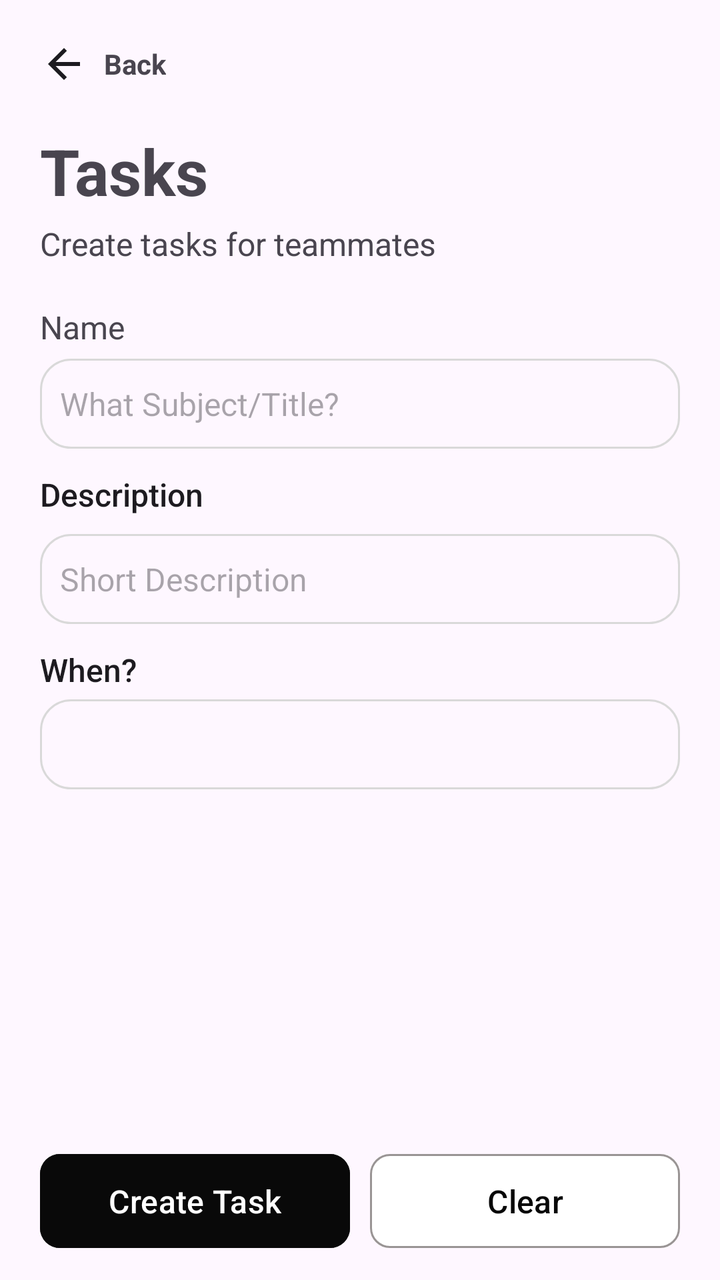
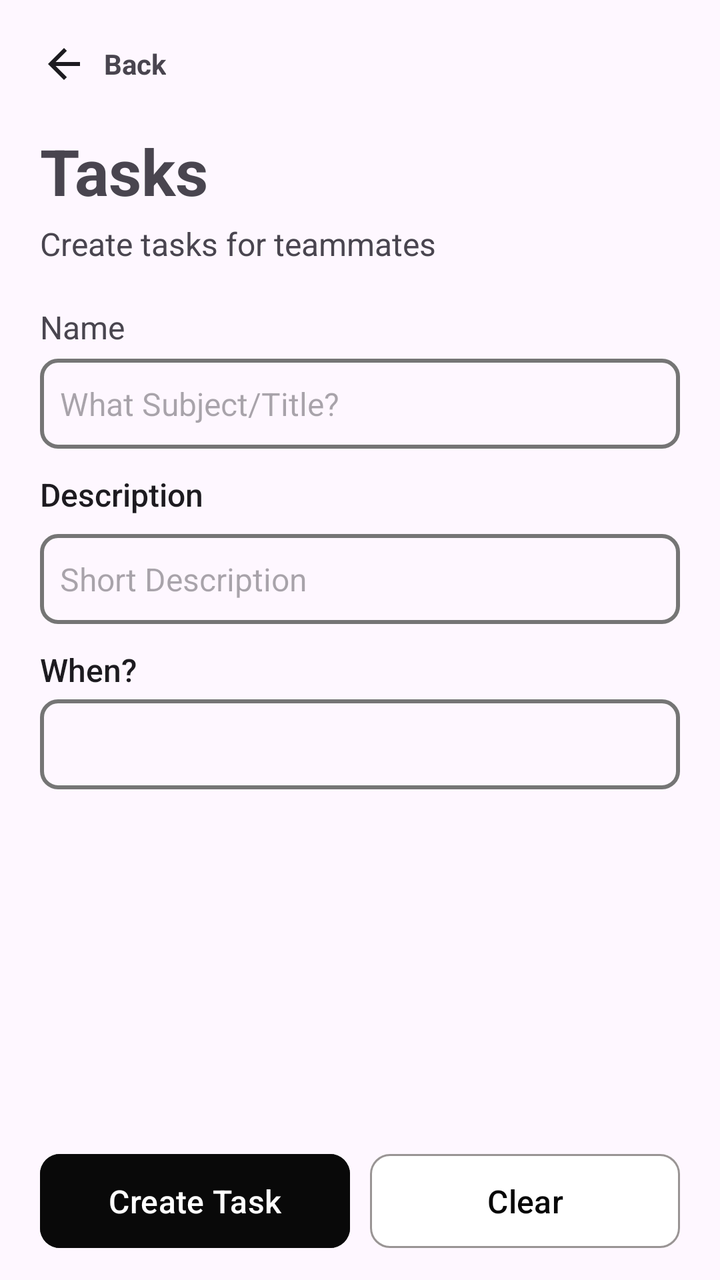

Screens rendered from an Android XML layout before and after an edit, with the pre-edit source and the edit as a unified diff.
<!-- AndroidManifest.xml: application theme Theme.Syncly -->
<!-- res/layout/activity_task.xml -->
<?xml version="1.0" encoding="utf-8"?>
<RelativeLayout xmlns:android="http://schemas.android.com/apk/res/android"
    xmlns:app="http://schemas.android.com/apk/res-auto"
    xmlns:tools="http://schemas.android.com/tools"
    android:id="@+id/main"
    android:layout_width="match_parent"
    android:layout_height="match_parent"
    tools:context=".activities.MainActivity">

    <LinearLayout
        android:layout_width="wrap_content"
        android:layout_height="wrap_content"
        android:orientation="horizontal"
        android:layout_margin="20dp"
        android:gravity="center"
        android:id="@+id/backBtn">
        <ImageView
            android:layout_width="wrap_content"
            android:layout_height="wrap_content"
            android:src="@drawable/icon_arrow_back"
            android:layout_marginRight="8dp"/>
        <TextView
            android:layout_width="wrap_content"
            android:layout_height="wrap_content"
            android:text="Back"
            android:textStyle="bold"
            />
    </LinearLayout>

    <TextView
        android:id="@+id/Title"
        android:layout_width="wrap_content"
        android:layout_height="wrap_content"
        android:layout_below="@id/backBtn"
        android:layout_marginHorizontal="20dp"
        android:text="Tasks"
        android:textSize="32sp"
        android:textStyle="bold" />

    <TextView
        android:id="@+id/descriptionTitle"
        android:layout_width="wrap_content"
        android:layout_height="wrap_content"
        android:layout_below="@id/Title"
        android:layout_marginTop="4dp"
        android:text="Create tasks for teammates"
        android:layout_marginHorizontal="20dp"
        android:textSize="16dp"/>

    <TextView
        android:id="@+id/task"
        android:layout_width="wrap_content"
        android:layout_height="wrap_content"
        android:layout_below="@id/descriptionTitle"
        android:layout_marginTop="20dp"
        android:text="Name"
        android:layout_marginHorizontal="20dp"
        android:textSize="16dp"/>

    <EditText
        android:id="@+id/taskName"
        android:layout_width="match_parent"
        android:layout_height="45dp"
        android:layout_below="@id/task"
        android:layout_marginHorizontal="20dp"
        android:layout_marginTop="5dp"
        android:background="@drawable/bg_border"
        android:ems="10"
        android:hint="What Subject/Title?"
        android:inputType="text"
        android:paddingStart="10dp"
        android:textSize="16dp" />

    <TextView
        android:id="@+id/desc"
        android:layout_width="wrap_content"
        android:layout_height="wrap_content"
        android:layout_below="@id/taskName"
        android:layout_marginTop="12dp"
        android:text="Description"
        android:textAppearance="@style/TextAppearance.AppCompat.Body2"
        android:layout_marginHorizontal="20dp"
        android:textSize="16dp"/>

    <EditText
        android:id="@+id/description"
        android:layout_width="match_parent"
        android:layout_height="45dp"
        android:layout_below="@id/desc"
        android:layout_marginHorizontal="20dp"
        android:layout_marginTop="9dp"
        android:background="@drawable/bg_border"
        android:ems="10"
        android:hint="Short Description"
        android:inputType="text"
        android:paddingStart="10dp"
        android:textSize="16dp" />

    <TextView
        android:id="@+id/when"
        android:layout_width="wrap_content"
        android:layout_height="wrap_content"
        android:layout_below="@id/description"
        android:layout_marginTop="12dp"
        android:text="When?"
        android:textAppearance="@style/TextAppearance.AppCompat.Body2"
        android:layout_marginHorizontal="20dp"
        android:textSize="16dp"/>
    
    <Spinner
        android:id="@+id/date"
        android:layout_width="match_parent"
        android:layout_height="45dp"
        android:layout_below="@id/when"
        android:layout_centerHorizontal="true"
        android:layout_marginTop="4dp"
        android:background="@drawable/bg_border"
        android:layout_marginHorizontal="20dp"
        android:textSize="16dp"
        />

    <LinearLayout
        android:layout_width="match_parent"
        android:layout_height="wrap_content"
        android:layout_alignParentBottom="true"
        android:orientation="horizontal"
        android:layout_marginBottom="12dp"
        android:layout_marginHorizontal="20dp">

        <Button
            android:id="@+id/createBtn"
            style="@style/Widget.Material3.Button"
            android:layout_width="0dp"
            android:layout_weight="1"
            android:layout_height="55dp"
            android:layout_marginEnd="10dp"
            android:backgroundTint="#090909"
            android:text="Create Task"
            app:cornerRadius="10dp"
            android:textSize="16dp"/>

        <Button
            android:id="@+id/clearBtn"
            style="@style/Widget.Material3.Button"
            android:layout_width="0dp"
            android:layout_weight="1"
            android:layout_height="55dp"
            android:backgroundTint="#FFFFFF"
            android:text="Clear"
            android:textColor="#070707"
            app:cornerRadius="10dp"
            app:strokeColor="#999494"
            app:strokeWidth="1dp"
            android:textSize="16dp"/>
    </LinearLayout>

</RelativeLayout>
<!-- resources referenced by this layout -->
<resources>
  <!-- drawable bg_border (drawable) -->
  <?xml version="1.0" encoding="utf-8"?>
  <shape xmlns:android="http://schemas.android.com/apk/res/android">
      <corners android:radius="15dp"/>
      <stroke android:color="@color/gray" android:width="1dp"/>
  </shape>
  <!-- drawable icon_arrow_back (drawable) -->
  <vector xmlns:android="http://schemas.android.com/apk/res/android"
      android:width="24dp"
      android:height="24dp"
      android:viewportWidth="24"
      android:viewportHeight="24">
    <path
        android:pathData="M7.825,13L13.425,18.6L12,20L4,12L12,4L13.425,5.4L7.825,11H20V13H7.825Z"
        android:fillColor="#1D1B20"/>
  </vector>
  <style name="Theme.Syncly" parent="Base.Theme.Syncly" />
  <color name="gray">#D9D9D9</color>
  <style name="Base.Theme.Syncly" parent="Theme.Material3.DayNight.NoActionBar">
          
          
      </style>
</resources>

<!-- the commit's change to res/layout/activity_task.xml (unified diff, before → after) -->
@@ -139,9 +139,8 @@
             app:cornerRadius="10dp"
             android:textSize="16dp"/>
 
-        <Button
+        <com.google.android.material.button.MaterialButton
             android:id="@+id/clearBtn"
-            style="@style/Widget.Material3.Button"
             android:layout_width="0dp"
             android:layout_weight="1"
             android:layout_height="55dp"
@@ -151,7 +150,8 @@
             app:cornerRadius="10dp"
             app:strokeColor="#999494"
             app:strokeWidth="1dp"
-            android:textSize="16dp"/>
+            android:textSize="16dp"
+            app:rippleColor="#20000000"/>
     </LinearLayout>
 
 </RelativeLayout>
<!-- resource entries referenced after the edit -->
@@ -3,8 +3,8 @@
   <!-- drawable bg_border (drawable) -->
   <?xml version="1.0" encoding="utf-8"?>
   <shape xmlns:android="http://schemas.android.com/apk/res/android">
-      <corners android:radius="15dp"/>
-      <stroke android:color="@color/gray" android:width="1dp"/>
+      <corners android:radius="8dp"/>
+      <stroke android:color="@color/gray" android:width="2dp"/>
   </shape>
   <!-- drawable icon_arrow_back (drawable) -->
   <vector xmlns:android="http://schemas.android.com/apk/res/android"
@@ -17,7 +17,7 @@
         android:fillColor="#1D1B20"/>
   </vector>
   <style name="Theme.Syncly" parent="Base.Theme.Syncly" />
-  <color name="gray">#D9D9D9</color>
+  <color name="gray">#757575</color>
   <style name="Base.Theme.Syncly" parent="Theme.Material3.DayNight.NoActionBar">
           
           
